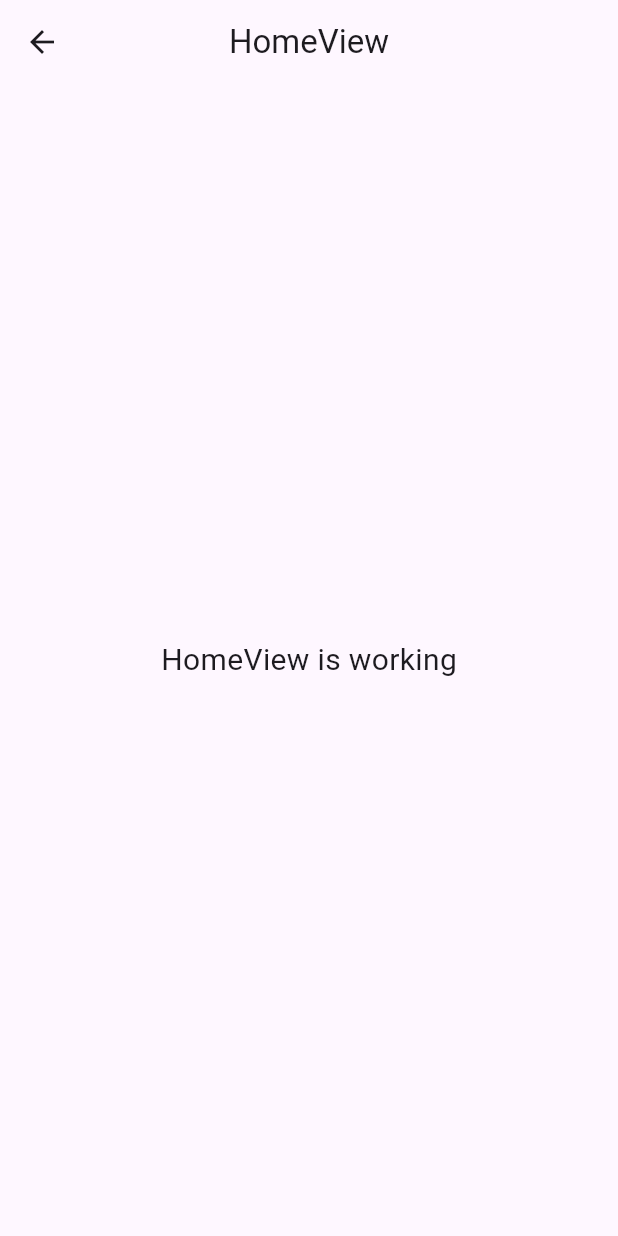
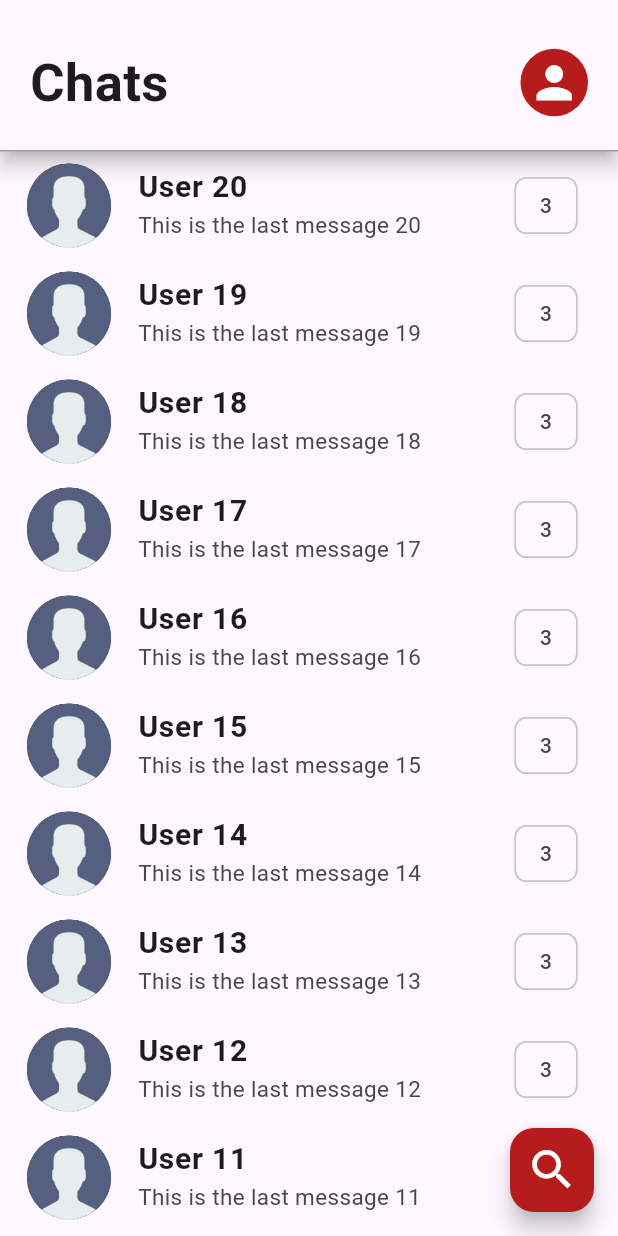
Before and after one commit to iGhost22/ChatApp, a Flutter app: the HomeView screen opened by its route, on a phone screen of 412 x 824 dp. Run offline on Flutter 3.47's test engine with Material 3 defaults, Android fonts, the phone set to English and light mode, and no system bars; our stand-ins replace firebase_core, get, introduction_screen, lottie; accounts and stored records are empty.

Commit message:
Create Home Screen

```diff
--- a/lib/app/modules/home/views/home_view.dart
+++ b/lib/app/modules/home/views/home_view.dart
@@ -1,3 +1,4 @@
+import 'package:chatapp/app/routes/app_pages.dart';
 import 'package:flutter/material.dart';
 
 import 'package:get/get.dart';
@@ -5,19 +6,103 @@ import 'package:get/get.dart';
 import '../controllers/home_controller.dart';
 
 class HomeView extends GetView<HomeController> {
-  const HomeView({Key? key}) : super(key: key);
+  HomeView({Key? key}) : super(key: key);
+
+  final List<Widget> myChats = List.generate(
+    20,
+    (index) => ListTile(
+      onTap: () => Get.toNamed(Routes.CHAT_ROOM),
+      leading: CircleAvatar(
+        radius: 30,
+        backgroundColor: Colors.black,
+        child: Image.asset(
+          "assets/logo/noimage.png",
+          fit: BoxFit.cover,
+        ),
+      ),
+      title: Text(
+        "User ${index + 1}",
+        style: TextStyle(fontSize: 20, fontWeight: FontWeight.w600),
+      ),
+      subtitle: Text(
+        "This is the last message ${index + 1}",
+        style: TextStyle(
+          fontSize: 15,
+          fontWeight: FontWeight.w400,
+        ),
+      ),
+      trailing: Chip(
+        label: Text("3"),
+      ),
+    ),
+  ).reversed.toList();
+
   @override
   Widget build(BuildContext context) {
     return Scaffold(
-      appBar: AppBar(
-        title: const Text('HomeView'),
-        centerTitle: true,
+      body: Column(
+        children: [
+          Material(
+            elevation: 5,
+            child: Container(
+              margin: EdgeInsets.only(top: context.mediaQueryPadding.top),
+              decoration: BoxDecoration(
+                border: Border(
+                  bottom: BorderSide(
+                    color: Colors.black38,
+                  ),
+                ),
+              ),
+              padding: EdgeInsets.fromLTRB(20, 30, 20, 20),
+              // padding: EdgeInsets.symmetric(horizontal: 20),
+              child: Row(
+                mainAxisAlignment: MainAxisAlignment.spaceBetween,
+                children: [
+                  const Text(
+                    "Chats",
+                    style: TextStyle(
+                      fontSize: 35,
+                      fontWeight: FontWeight.bold,
+                    ),
+                  ),
+                  Material(
+                    borderRadius: BorderRadius.circular(50),
+                    color: Colors.red[900],
+                    child: InkWell(
+                      onTap: () {
+                        Get.toNamed(Routes.PROFILE);
+                      },
+                      child: Padding(
+                        padding: const EdgeInsets.all(5),
+                        child: const Icon(
+                          Icons.person,
+                          size: 35,
+                          color: Colors.white,
+                        ),
+                      ),
+                    ),
+                  )
+                ],
+              ),
+            ),
+          ),
+          Expanded(
+            child: ListView.builder(
+              padding: EdgeInsets.zero,
+              itemCount: 20,
+              itemBuilder: (context, index) => myChats[index],
+            ),
+          )
+        ],
       ),
-      body: const Center(
-        child: Text(
-          'HomeView is working',
-          style: TextStyle(fontSize: 20),
+      floatingActionButton: FloatingActionButton(
+        onPressed: () => Get.toNamed(Routes.SEARCH),
+        child: Icon(
+          Icons.search,
+          size: 35,
         ),
+        backgroundColor: Colors.red[900],
+        foregroundColor: Colors.white,
       ),
     );
   }
--- a/lib/app/routes/app_pages.dart
+++ b/lib/app/routes/app_pages.dart
@@ -1,5 +1,7 @@
 import 'package:get/get.dart';
 
+import '../modules/chat_room/bindings/chat_room_binding.dart';
+import '../modules/chat_room/views/chat_room_view.dart';
 import '../modules/home/bindings/home_binding.dart';
 import '../modules/home/views/home_view.dart';
 import '../modules/introduction/bindings/introduction_binding.dart';
@@ -8,6 +10,10 @@ import '../modules/login/bindings/login_binding.dart';
 import '../modules/login/bindings/login_binding.dart';
 import '../modules/login/views/login_view.dart';
 import '../modules/login/views/login_view.dart';
+import '../modules/profile/bindings/profile_binding.dart';
+import '../modules/profile/views/profile_view.dart';
+import '../modules/search/bindings/search_binding.dart';
+import '../modules/search/views/search_view.dart';
 
 part 'app_routes.dart';
 
@@ -17,7 +23,7 @@ class AppPages {
   static final routes = [
     GetPage(
       name: _Paths.HOME,
-      page: () => const HomeView(),
+      page: () => HomeView(),
       binding: HomeBinding(),
     ),
     GetPage(
@@ -37,5 +43,20 @@ class AppPages {
         ),
       ],
     ),
+    GetPage(
+      name: _Paths.PROFILE,
+      page: () => const ProfileView(),
+      binding: ProfileBinding(),
+    ),
+    GetPage(
+      name: _Paths.CHAT_ROOM,
+      page: () => const ChatRoomView(),
+      binding: ChatRoomBinding(),
+    ),
+    GetPage(
+      name: _Paths.SEARCH,
+      page: () => const SearchView(),
+      binding: SearchBinding(),
+    ),
   ];
 }
--- a/lib/app/routes/app_routes.dart
+++ b/lib/app/routes/app_routes.dart
@@ -6,6 +6,9 @@ abstract class Routes {
   static const HOME = _Paths.HOME;
   static const INTRODUCTION = _Paths.INTRODUCTION;
   static const LOGIN = _Paths.LOGIN;
+  static const PROFILE = _Paths.PROFILE;
+  static const CHAT_ROOM = _Paths.CHAT_ROOM;
+  static const SEARCH = _Paths.SEARCH;
 }
 
 abstract class _Paths {
@@ -13,4 +16,7 @@ abstract class _Paths {
   static const HOME = '/home';
   static const INTRODUCTION = '/introduction';
   static const LOGIN = '/login';
+  static const PROFILE = '/profile';
+  static const CHAT_ROOM = '/chat-room';
+  static const SEARCH = '/search';
 }
--- a/lib/main.dart
+++ b/lib/main.dart
@@ -35,7 +35,7 @@ class myApp extends StatelessWidget {
         if (snapshot.connectionState == ConnectionState.done) {
           return GetMaterialApp(
             title: "Chat Application",
-            initialRoute: Routes.LOGIN,
+            initialRoute: Routes.HOME,
             getPages: AppPages.routes,
           );
 
```
Also changed, not shown: lib/app/modules/chat_room/bindings/chat_room_binding.dart (added, +12 -0 lines), lib/app/modules/chat_room/controllers/chat_room_controller.dart (added, +23 -0 lines), lib/app/modules/chat_room/views/chat_room_view.dart (added, +24 -0 lines), lib/app/modules/profile/bindings/profile_binding.dart (added, +12 -0 lines), lib/app/modules/profile/controllers/profile_controller.dart (added, +23 -0 lines), lib/app/modules/profile/views/profile_view.dart (added, +24 -0 lines), lib/app/modules/search/bindings/search_binding.dart (added, +12 -0 lines), lib/app/modules/search/controllers/search_controller.dart (added, +23 -0 lines), lib/app/modules/search/views/search_view.dart (added, +24 -0 lines).
